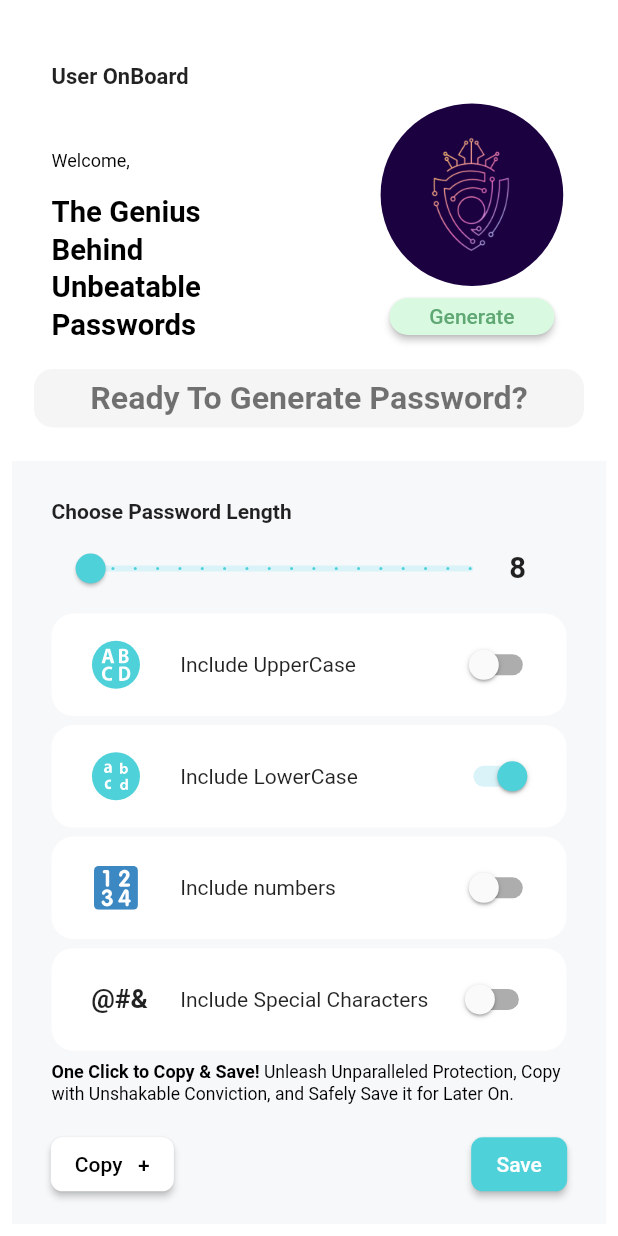
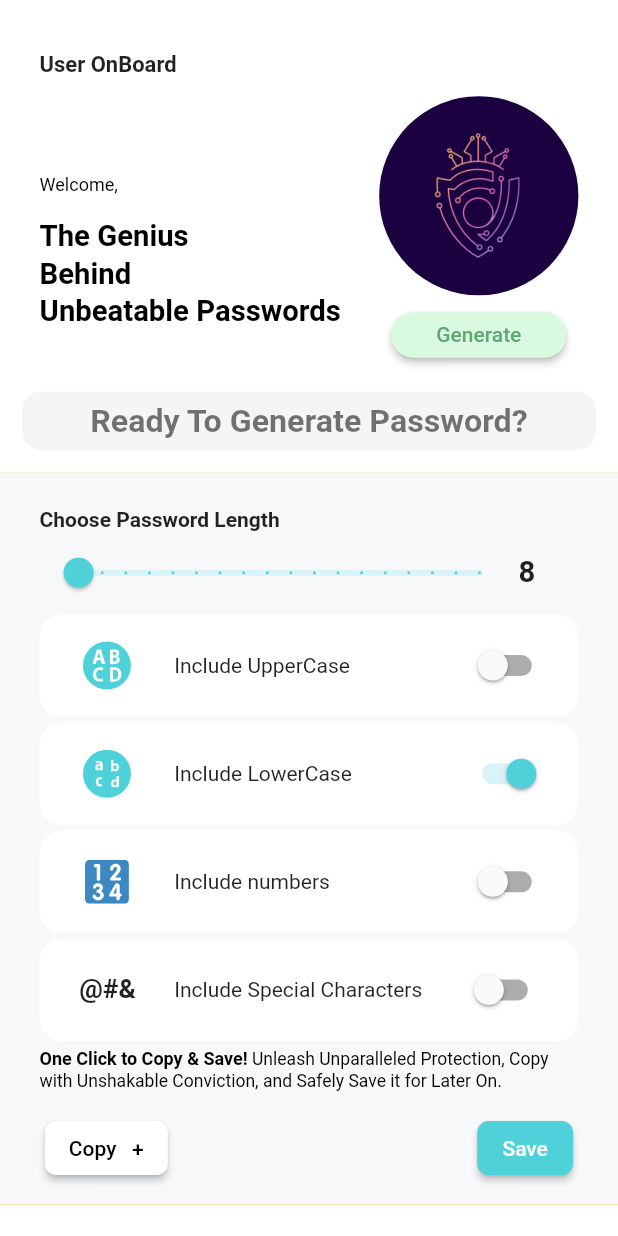
Before and after one commit to codersantoshadhikari/strong-password-, a Flutter app: the PasswordGeneratorScreen screen opened by its route, on a phone screen of 412 x 824 dp. Run offline on Flutter 3.47's test engine with Material 2 defaults, Android fonts, the phone set to English and light mode, and no system bars; our stand-ins replace equatable, flutter_bloc, flutter_screenutil, flutter_svg, font_awesome_flutter, hydrated_bloc.

Commit message:
rendering error fixed

```diff
--- a/lib/passwordgen.dart
+++ b/lib/passwordgen.dart
@@ -98,8 +98,8 @@ class _PasswordGeneratorScreenState extends State<PasswordGeneratorScreen> {
   Widget build(BuildContext context) {
     return Scaffold(
         backgroundColor: Colors.white,
-        body: Padding(
-          padding: const EdgeInsets.all(8.0),
+        body: SingleChildScrollView(
+          physics: const BouncingScrollPhysics(),
           child: Column(
             crossAxisAlignment: CrossAxisAlignment.start,
             children: [
@@ -113,8 +113,10 @@ class _PasswordGeneratorScreenState extends State<PasswordGeneratorScreen> {
                       fontFamily: 'Roboto'),
                 ),
               ),
-              Expanded(
-                  flex: 2,
+              SizedBox(
+                // color: Colors.red,
+                height: 200.h,
+                  // flex: 2,
                   child: Padding(
                     padding: EdgeInsets.only(left: 25.w, right: 25.w, top: 10.h),
                     child: Row(
@@ -205,10 +207,11 @@ class _PasswordGeneratorScreenState extends State<PasswordGeneratorScreen> {
                   ),
                 ),
               ),
-              Expanded(
-                  flex: 6,
+              Container(
+                height: 500.h,
+                  color: Colors.amber,
                   child: Padding(
-                    padding: EdgeInsets.only(top: 8.h),
+                    padding: EdgeInsets.only(top: 0.h),
                     child: Container(
                       color: const Color(0xFFF7F8FA),
                       child: Column(
```
